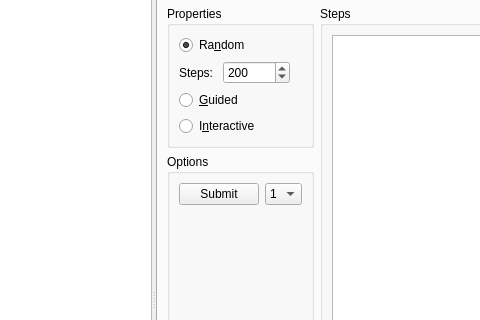
First picture: the form in mainwindow.ui, repository flamingoen/qspin, before the edit; both pictures show x 116 to 596 and y 115 to 435 of the 1210 by 802 pixel window.
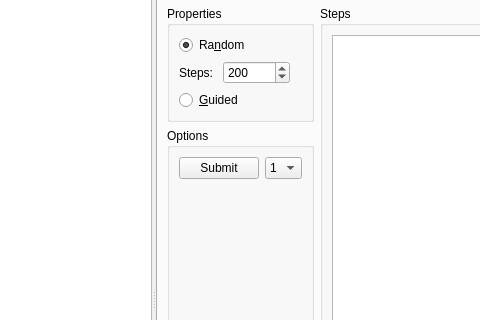
Second picture: the form after the edit. The open tabs and pages were chosen to show the change. Icons and pictures are not drawn. Custom widgets are drawn as their Qt base class.

Commit message: fixet random sim to be pretty stable - work needs to be done with interactive

```diff
--- a/mainwindow.ui
+++ b/mainwindow.ui
@@ -972,13 +972,6 @@
                    </property>
                   </widget>
                  </item>
-                 <item>
-                  <widget class="QRadioButton" name="radioInteractiveSim">
-                   <property name="text">
-                    <string>I&amp;nteractive</string>
-                   </property>
-                  </widget>
-                 </item>
                 </layout>
                </widget>
               </item>
```
Left out of the diff: 2 changed lines with no effect on the pictures. The commit also changes 11 other files.
